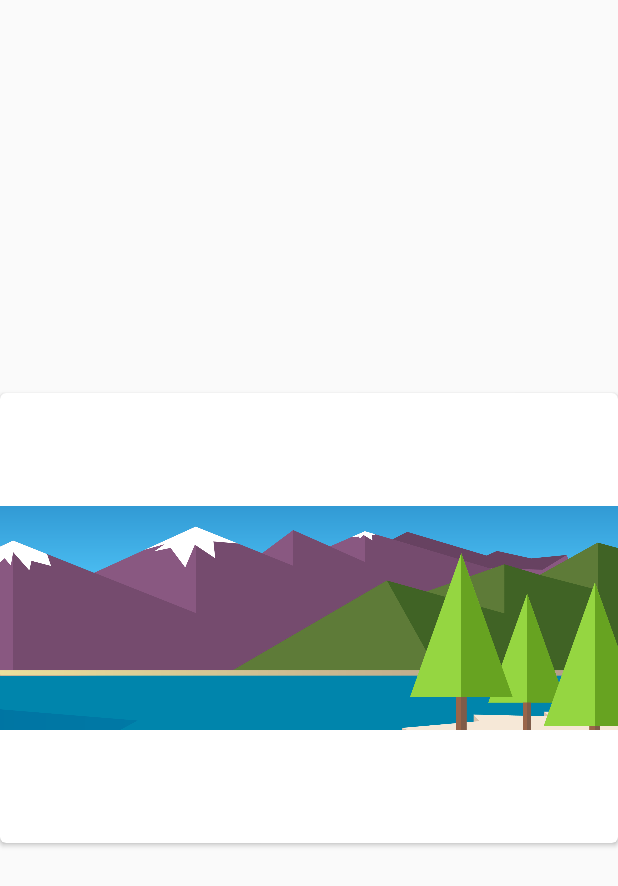
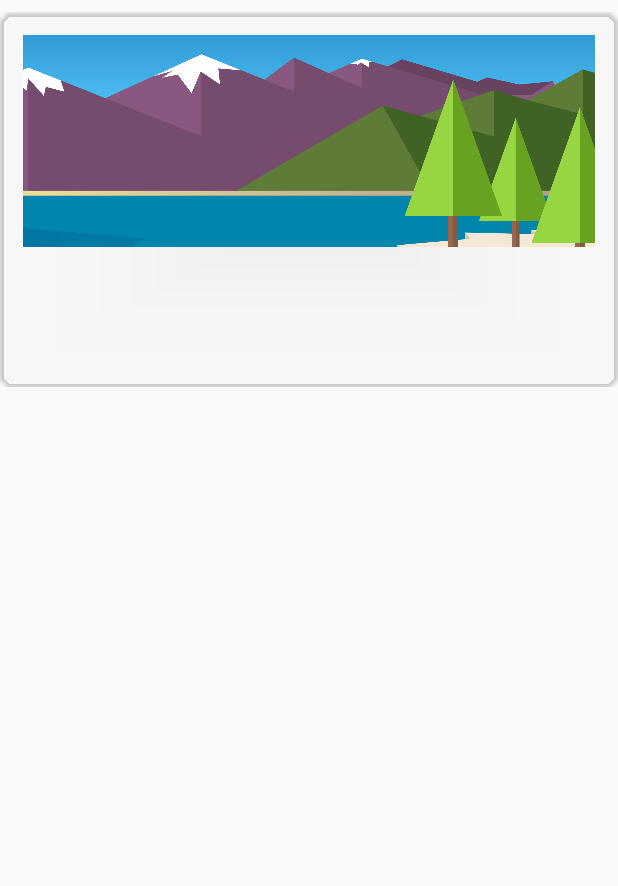
Before and after one commit to hsun0120/event-finder, an Android app: the layout card_layout.xml on its own in the app's theme, with its tools: preview values and no code run, on a phone screen of 412 x 824 dp. Shown: the top 886 px of the screen. Run offline under Robolectric (Android 15) with nearby library versions, the phone set to English and light mode, and no system bars.

Commit message:
CardViewBasicallyDone. Slide to delete not implemented.

```diff
--- a/app/src/main/java/edu/ucsd/cse110/group50/eventfinder/Card.java
+++ b/app/src/main/java/edu/ucsd/cse110/group50/eventfinder/Card.java
@@ -13,8 +13,8 @@ public class Card {
 
     public Card(int picID, String title, String text){
         this.picID = picID;
-        this.title = title;
-        this.text = text;
+        this.title = "Sample";//title;
+        this.text = "Sample";//text;
     }
 
     public int getPicID(){
--- a/app/src/main/java/edu/ucsd/cse110/group50/eventfinder/CardAdapter.java
+++ b/app/src/main/java/edu/ucsd/cse110/group50/eventfinder/CardAdapter.java
@@ -51,7 +51,7 @@ public class CardAdapter extends RecyclerView.Adapter<CardAdapter.ViewHolder> {
         // - replace the contents of the view with that element
         holder.titleTextView.setText(cards.get(position).title);
         holder.desTextView.setText(cards.get(position).getText());
-        holder.imageView.setImageResource(cards.get(position).getPicID());
+        holder.imageView.setImageResource(/*cards.get(position).getPicID()*/R.drawable.activity_default);
     }
 
     @Override
--- a/app/src/main/res/layout/card_layout.xml
+++ b/app/src/main/res/layout/card_layout.xml
@@ -2,34 +2,59 @@
 <LinearLayout xmlns:android="http://schemas.android.com/apk/res/android"
     xmlns:tools="http://schemas.android.com/tools"
     xmlns:card_view="http://schemas.android.com/apk/res-auto"
-    android:layout_height="match_parent"
-    android:layout_width="match_parent">
+    android:layout_height="wrap_content"
+    android:layout_width="match_parent"
+    android:paddingTop="8dp"
+    android:paddingBottom="8dp">
 
     <!-- A CardView that contains a TextView -->
     <android.support.v7.widget.CardView
         xmlns:card_view="http://schemas.android.com/apk/res-auto"
         android:id="@+id/card_view"
-        android:layout_gravity="center"
         android:layout_width="match_parent"
-        android:layout_height="300dp"
-        card_view:cardCornerRadius="4dp">
+        android:layout_height="250dp"
+        card_view:cardCornerRadius="10dp"
+        card_view:contentPadding="15dp"
+        card_view:cardBackgroundColor="@color/cardview_shadow_end_color">
+
+        <LinearLayout
+            android:orientation="vertical"
+            android:layout_width="match_parent"
+            android:layout_height="match_parent">
 
             <ImageView
-            android:layout_width="wrap_content"
-            android:layout_height="wrap_content"
                 card_view:srcCompat="@drawable/activity_default"
                 android:id="@+id/activityImg"
-            android:layout_weight="1" />
+                android:scaleType="centerCrop"
+                android:layout_alignParentLeft="true"
+                android:layout_alignParentTop="true"
+                android:layout_width="match_parent"
+                android:layout_height="141dp"
+                />
 
             <TextView
                 android:id="@+id/info_title"
                 android:layout_width="match_parent"
-            android:layout_height="match_parent" />
+                android:layout_height="wrap_content"
+                android:maxLines="3"
+                android:textColor="#222"
+                android:textStyle="bold"
+                android:textSize="22sp"
+                android:elevation="0dp"
+                android:paddingTop="8dp" />
 
             <TextView
-            android:layout_width="wrap_content"
+                android:layout_width="match_parent"
                 android:layout_height="wrap_content"
-            android:id="@+id/info_des" />
+                android:id="@+id/info_des"
+                android:maxLines="3"
+                android:textColor="#666"
+                android:textSize="14sp"
+                android:layout_weight="0.49"
+                android:paddingTop="8dp" />
+
+        </LinearLayout>
+
     </android.support.v7.widget.CardView>
 
 </LinearLayout>
```
Lines whose indentation alone changed are shown as unchanged.
